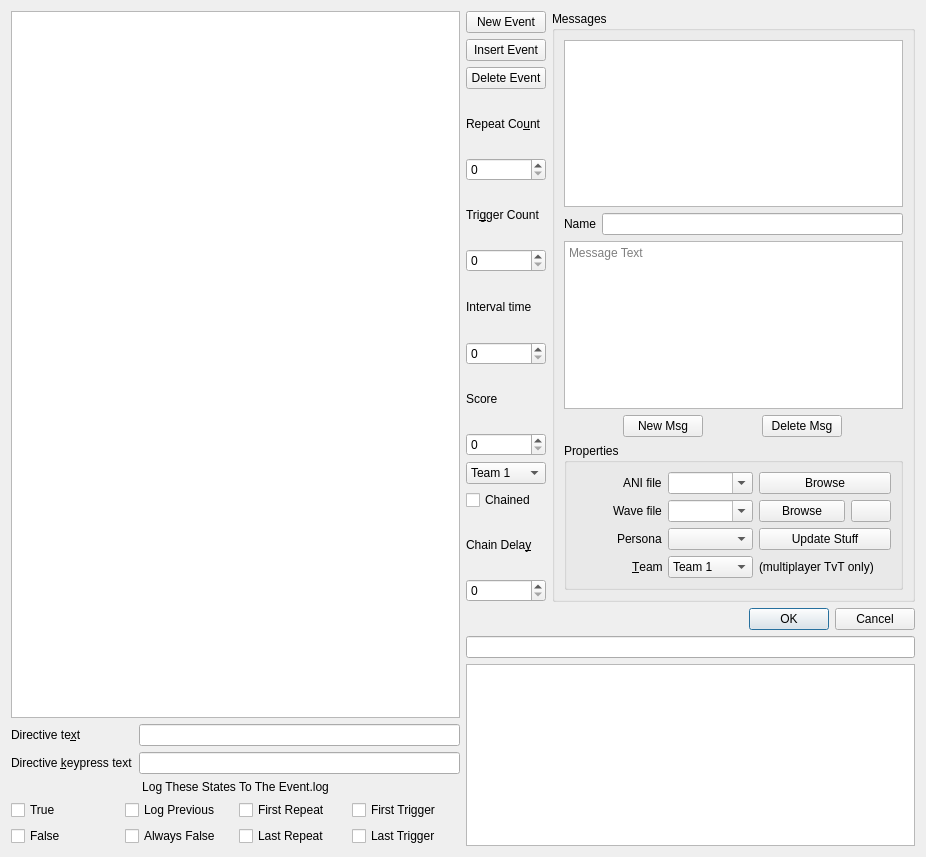
Before: the Qt Designer form qtfred/ui/MissionEventsDialog.ui in scp-fs2open/fs2open.github.com, drawn with Qt 5.
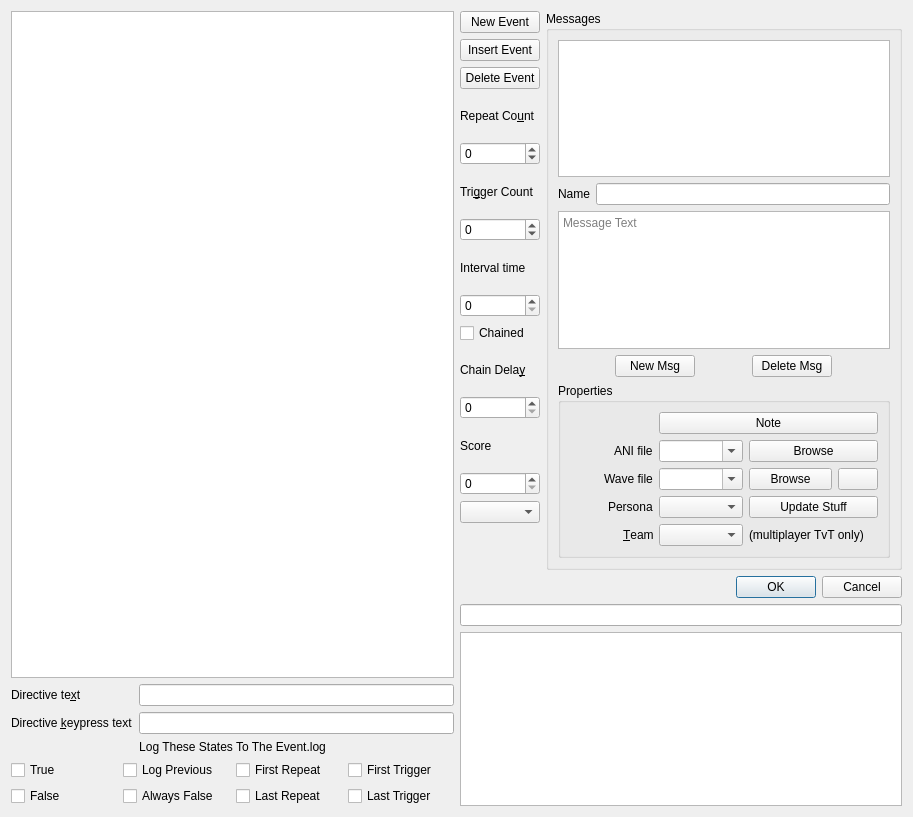
After: the same form once the commit is applied. Icons and pictures are not drawn. Custom widgets are drawn as their Qt base class.

Commit message: first pass at splitting up the model and ui layers

Diff of the .ui file:
```diff
--- a/qtfred/ui/MissionEventsDialog.ui
+++ b/qtfred/ui/MissionEventsDialog.ui
@@ -6,8 +6,8 @@
    <rect>
     <x>0</x>
     <y>0</y>
-    <width>926</width>
-    <height>857</height>
+    <width>913</width>
+    <height>817</height>
    </rect>
   </property>
   <property name="windowTitle">
@@ -128,10 +128,7 @@
       </layout>
      </item>
      <item>
-      <layout class="QGridLayout" name="gridLayout">
-       <item row="7" column="0">
-        <widget class="QSpinBox" name="triggerCountBox"/>
-       </item>
+      <layout class="QGridLayout" name="gridLayout" rowstretch="0,0,0,0,0,0,0,0,0,0,0,0,0,0,0,0,0,0,0">
        <item row="16" column="0" colspan="2">
         <widget class="QDialogButtonBox" name="buttonBox">
          <property name="orientation">
@@ -142,33 +139,34 @@
          </property>
         </widget>
        </item>
-       <item row="17" column="0" colspan="2">
-        <widget class="QLineEdit" name="miniHelpBox">
-         <property name="readOnly">
-          <bool>true</bool>
+       <item row="13" column="0">
+        <widget class="QSpinBox" name="scoreBox">
+         <property name="maximum">
+          <number>16777215</number>
          </property>
         </widget>
        </item>
-       <item row="12" column="0">
-        <widget class="QComboBox" name="teamCombo">
-         <item>
-          <property name="text">
-           <string>Team 1</string>
-          </property>
-         </item>
-         <item>
-          <property name="text">
-           <string>Team 2</string>
-          </property>
-         </item>
-         <item>
-          <property name="text">
-           <string>none</string>
-          </property>
-         </item>
+       <item row="10" column="0">
+        <widget class="QLabel" name="label_8">
+         <property name="text">
+          <string>Chain Dela&amp;y</string>
+         </property>
+         <property name="buddy">
+          <cstring>chainDelayBox</cstring>
+         </property>
         </widget>
        </item>
-       <item row="3" column="0">
+       <item row="7" column="0">
+        <widget class="QLabel" name="label_6">
+         <property name="text">
+          <string>Interval time</string>
+         </property>
+         <property name="buddy">
+          <cstring>intervalTimeBox</cstring>
+         </property>
+        </widget>
+       </item>
+       <item row="2" column="0">
         <widget class="QPushButton" name="btnDeleteEvent">
          <property name="sizePolicy">
           <sizepolicy hsizetype="Fixed" vsizetype="Fixed">
@@ -181,10 +179,7 @@
          </property>
         </widget>
        </item>
-       <item row="11" column="0">
-        <widget class="QSpinBox" name="scoreBox"/>
-       </item>
-       <item row="2" column="0">
+       <item row="1" column="0">
         <widget class="QPushButton" name="btnInsertEvent">
          <property name="sizePolicy">
           <sizepolicy hsizetype="Fixed" vsizetype="Fixed">
@@ -197,17 +192,54 @@
          </property>
         </widget>
        </item>
+       <item row="17" column="0" colspan="2">
+        <widget class="QLineEdit" name="miniHelpBox">
+         <property name="readOnly">
+          <bool>true</bool>
+         </property>
+        </widget>
+       </item>
        <item row="4" column="0">
-        <widget class="QLabel" name="label_4">
+        <widget class="QSpinBox" name="repeatCountBox">
+         <property name="minimum">
+          <number>-1</number>
+         </property>
+         <property name="maximum">
+          <number>16777215</number>
+         </property>
+        </widget>
+       </item>
+       <item row="8" column="0">
+        <widget class="QSpinBox" name="intervalTimeBox">
+         <property name="maximum">
+          <number>16777215</number>
+         </property>
+        </widget>
+       </item>
+       <item row="0" column="0">
+        <widget class="QPushButton" name="btnNewEvent">
+         <property name="sizePolicy">
+          <sizepolicy hsizetype="Fixed" vsizetype="Fixed">
+           <horstretch>0</horstretch>
+           <verstretch>0</verstretch>
+          </sizepolicy>
+         </property>
          <property name="text">
-          <string>Repeat Co&amp;unt</string>
+          <string>New Event</string>
+         </property>
+        </widget>
+       </item>
+       <item row="5" column="0">
+        <widget class="QLabel" name="label_5">
+         <property name="text">
+          <string>Tri&amp;gger Count</string>
          </property>
          <property name="buddy">
           <cstring>repeatCountBox</cstring>
          </property>
         </widget>
        </item>
-       <item row="10" column="0">
+       <item row="12" column="0">
         <widget class="QLabel" name="label_7">
          <property name="text">
           <string>Score</string>
@@ -217,13 +249,13 @@
          </property>
         </widget>
        </item>
-       <item row="14" column="0">
-        <widget class="QLabel" name="label_8">
-         <property name="text">
-          <string>Chain Dela&amp;y</string>
+       <item row="6" column="0">
+        <widget class="QSpinBox" name="triggerCountBox">
+         <property name="minimum">
+          <number>-1</number>
          </property>
-         <property name="buddy">
-          <cstring>chainDelayBox</cstring>
+         <property name="maximum">
+          <number>16777215</number>
          </property>
         </widget>
        </item>
@@ -237,37 +269,14 @@
          </property>
         </widget>
        </item>
-       <item row="13" column="0">
+       <item row="9" column="0">
         <widget class="QCheckBox" name="chainedCheckBox">
          <property name="text">
           <string>Chained</string>
          </property>
         </widget>
        </item>
-       <item row="9" column="0">
-        <widget class="QSpinBox" name="intervalTimeBox"/>
-       </item>
-       <item row="6" column="0">
-        <widget class="QLabel" name="label_5">
-         <property name="text">
-          <string>Tri&amp;gger Count</string>
-         </property>
-         <property name="buddy">
-          <cstring>triggerCountBox</cstring>
-         </property>
-        </widget>
-       </item>
-       <item row="8" column="0">
-        <widget class="QLabel" name="label_6">
-         <property name="text">
-          <string>Interval time</string>
-         </property>
-         <property name="buddy">
-          <cstring>intervalTimeBox</cstring>
-         </property>
-        </widget>
-       </item>
-       <item row="1" column="1" rowspan="15">
+       <item row="0" column="1" rowspan="16">
         <widget class="QGroupBox" name="groupBox">
          <property name="title">
           <string>Messages</string>
@@ -282,7 +291,7 @@
              <string>Properties</string>
             </property>
             <layout class="QGridLayout" name="gridLayout_6">
-             <item row="1" column="2">
+             <item row="2" column="2">
               <widget class="QPushButton" name="btnBrowseWave">
                <property name="sizePolicy">
                 <sizepolicy hsizetype="Minimum" vsizetype="Fixed">
@@ -295,7 +304,7 @@
                </property>
               </widget>
              </item>
-             <item row="0" column="0" alignment="Qt::AlignRight">
+             <item row="1" column="0" alignment="Qt::AlignRight">
               <widget class="QLabel" name="label_10">
                <property name="text">
                 <string>ANI file</string>
@@ -305,14 +314,17 @@
                </property>
               </widget>
              </item>
-             <item row="0" column="1">
+             <item row="4" column="1">
+              <widget class="QComboBox" name="messageTeamCombo"/>
+             </item>
+             <item row="1" column="1">
               <widget class="QComboBox" name="aniCombo">
                <property name="editable">
                 <bool>true</bool>
                </property>
               </widget>
              </item>
-             <item row="1" column="0" alignment="Qt::AlignRight">
+             <item row="2" column="0" alignment="Qt::AlignRight">
               <widget class="QLabel" name="label_11">
                <property name="text">
                 <string>Wave file</string>
@@ -322,46 +334,17 @@
                </property>
               </widget>
              </item>
-             <item row="3" column="0" alignment="Qt::AlignRight">
-              <widget class="QLabel" name="label_13">
-               <property name="text">
-                <string>&amp;Team</string>
-               </property>
-               <property name="buddy">
-                <cstring>messageTeamCombo</cstring>
-               </property>
-              </widget>
-             </item>
-             <item row="1" column="1">
-              <widget class="QComboBox" name="waveCombo">
-               <property name="editable">
-                <bool>true</bool>
-               </property>
-              </widget>
-             </item>
-             <item row="2" column="1">
-              <widget class="QComboBox" name="personaCombo"/>
-             </item>
              <item row="3" column="1">
-              <widget class="QComboBox" name="messageTeamCombo">
-               <item>
-                <property name="text">
-                 <string>Team 1</string>
-                </property>
-               </item>
-               <item>
-                <property name="text">
-                 <string>Team 2</string>
-                </property>
-               </item>
-               <item>
-                <property name="text">
-                 <string>none</string>
-                </property>
-               </item>
+              <widget class="QComboBox" name="personaCombo"/>
+             </item>
+             <item row="4" column="2" colspan="2">
+              <widget class="QLabel" name="label_14">
+               <property name="text">
+                <string>(multiplayer TvT only)</string>
+               </property>
               </widget>
              </item>
-             <item row="2" column="0" alignment="Qt::AlignRight">
+             <item row="3" column="0" alignment="Qt::AlignRight">
               <widget class="QLabel" name="label_12">
                <property name="text">
                 <string>Persona</string>
@@ -371,7 +354,7 @@
                </property>
               </widget>
              </item>
-             <item row="1" column="3">
+             <item row="2" column="3">
               <widget class="QPushButton" name="btnWavePlay">
                <property name="sizePolicy">
                 <sizepolicy hsizetype="Fixed" vsizetype="Fixed">
@@ -388,24 +371,41 @@
                </property>
               </widget>
              </item>
-             <item row="0" column="2" colspan="2">
-              <widget class="QPushButton" name="btnAniBrowse">
-               <property name="text">
-                <string>Browse</string>
-               </property>
-              </widget>
-             </item>
-             <item row="2" column="2" colspan="2">
+             <item row="3" column="2" colspan="2">
               <widget class="QPushButton" name="btnUpdateStuff">
                <property name="text">
                 <string>Update Stuff</string>
                </property>
               </widget>
              </item>
-             <item row="3" column="2" colspan="2">
-              <widget class="QLabel" name="label_14">
+             <item row="4" column="0" alignment="Qt::AlignRight">
+              <widget class="QLabel" name="label_13">
                <property name="text">
-                <string>(multiplayer TvT only)</string>
+                <string>&amp;Team</string>
+               </property>
+               <property name="buddy">
+                <cstring>messageTeamCombo</cstring>
+               </property>
+              </widget>
+             </item>
+             <item row="2" column="1">
+              <widget class="QComboBox" name="waveCombo">
+               <property name="editable">
+                <bool>true</bool>
+               </property>
+              </widget>
+             </item>
+             <item row="1" column="2" colspan="2">
+              <widget class="QPushButton" name="btnAniBrowse">
+               <property name="text">
+                <string>Browse</string>
+               </property>
+              </widget>
+             </item>
+             <item row="0" column="1" colspan="3">
+              <widget class="QPushButton" name="btnMsgNote">
+               <property name="text">
+                <string>Note</string>
                </property>
               </widget>
              </item>
@@ -481,24 +481,25 @@
          </layout>
         </widget>
        </item>
-       <item row="5" column="0">
-        <widget class="QSpinBox" name="repeatCountBox"/>
+       <item row="14" column="0">
+        <widget class="QComboBox" name="teamCombo"/>
        </item>
-       <item row="1" column="0">
-        <widget class="QPushButton" name="btnNewEvent">
-         <property name="sizePolicy">
-          <sizepolicy hsizetype="Fixed" vsizetype="Fixed">
-           <horstretch>0</horstretch>
-           <verstretch>0</verstretch>
-          </sizepolicy>
-         </property>
+       <item row="3" column="0">
+        <widget class="QLabel" name="label_4">
          <property name="text">
-          <string>New Event</string>
+          <string>Repeat Co&amp;unt</string>
+         </property>
+         <property name="buddy">
+          <cstring>repeatCountBox</cstring>
          </property>
         </widget>
        </item>
-       <item row="15" column="0">
-        <widget class="QSpinBox" name="chainDelayBox"/>
+       <item row="11" column="0">
+        <widget class="QSpinBox" name="chainDelayBox">
+         <property name="maximum">
+          <number>16777215</number>
+         </property>
+        </widget>
        </item>
       </layout>
      </item>
```
Left out of the diff: 39 changed lines with no effect on the pictures. The commit also changes 4 other files.
